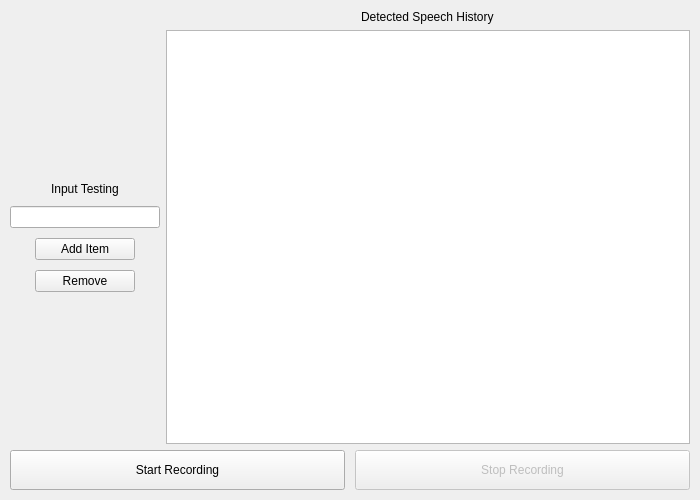
Above: PyQt-GUIProject/form.ui from Notaweedle/Pro100_Voice_rec before the change. Below: the same form after it.
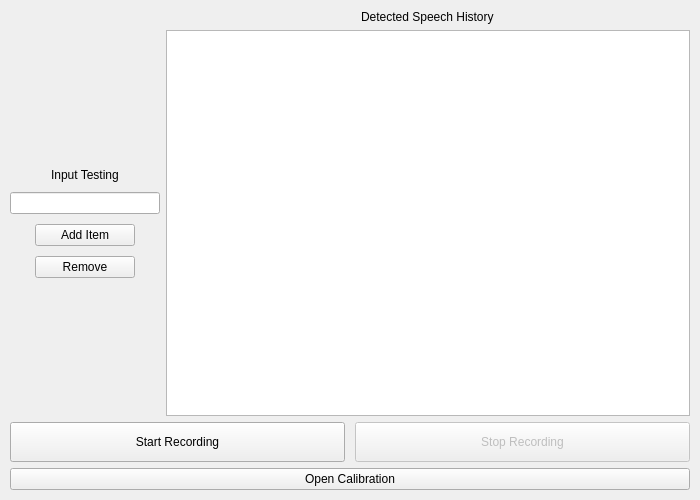
That is the form after the change. Icons and pictures are not drawn.

Diff of the .ui file:
```diff
--- a/PyQt-GUIProject/form.ui
+++ b/PyQt-GUIProject/form.ui
@@ -169,6 +169,13 @@
      </item>
     </layout>
    </item>
+   <item row="4" column="0">
+    <widget class="QPushButton" name="openCalibrationBtn">
+     <property name="text">
+      <string>Open Calibration</string>
+     </property>
+    </widget>
+   </item>
   </layout>
  </widget>
  <resources/>
```
Left out of the diff: 2 changed lines with no effect on the pictures.
